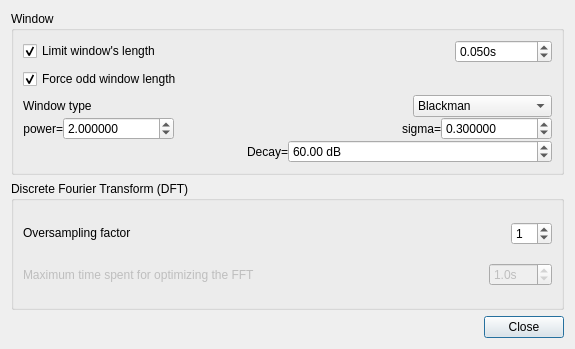
First picture: the form in src/gvamplitudespectrumwdialogsettings.ui, repository gillesdegottex/dfasma, before the edit.
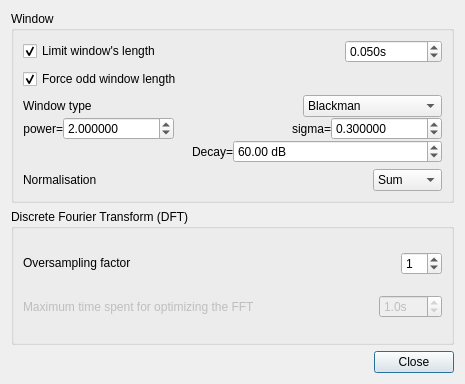
Second picture: the form after the edit. Icons and pictures are not drawn.

Patch:
```diff
--- a/src/gvamplitudespectrumwdialogsettings.ui
+++ b/src/gvamplitudespectrumwdialogsettings.ui
@@ -6,8 +6,8 @@
    <rect>
     <x>0</x>
     <y>0</y>
-    <width>575</width>
-    <height>349</height>
+    <width>465</width>
+    <height>384</height>
    </rect>
   </property>
   <property name="windowTitle">
@@ -283,6 +283,37 @@
         </item>
        </layout>
       </item>
+      <item>
+       <layout class="QHBoxLayout" name="horizontalLayout_4">
+        <item>
+         <widget class="QLabel" name="label_3">
+          <property name="sizePolicy">
+           <sizepolicy hsizetype="MinimumExpanding" vsizetype="Preferred">
+            <horstretch>0</horstretch>
+            <verstretch>0</verstretch>
+           </sizepolicy>
+          </property>
+          <property name="text">
+           <string>Normalisation</string>
+          </property>
+         </widget>
+        </item>
+        <item>
+         <widget class="QComboBox" name="cbAmplitudeSpectrumWindowsNormalisation">
+          <item>
+           <property name="text">
+            <string>Sum</string>
+           </property>
+          </item>
+          <item>
+           <property name="text">
+            <string>Energy</string>
+           </property>
+          </item>
+         </widget>
+        </item>
+       </layout>
+      </item>
      </layout>
     </widget>
    </item>
```
